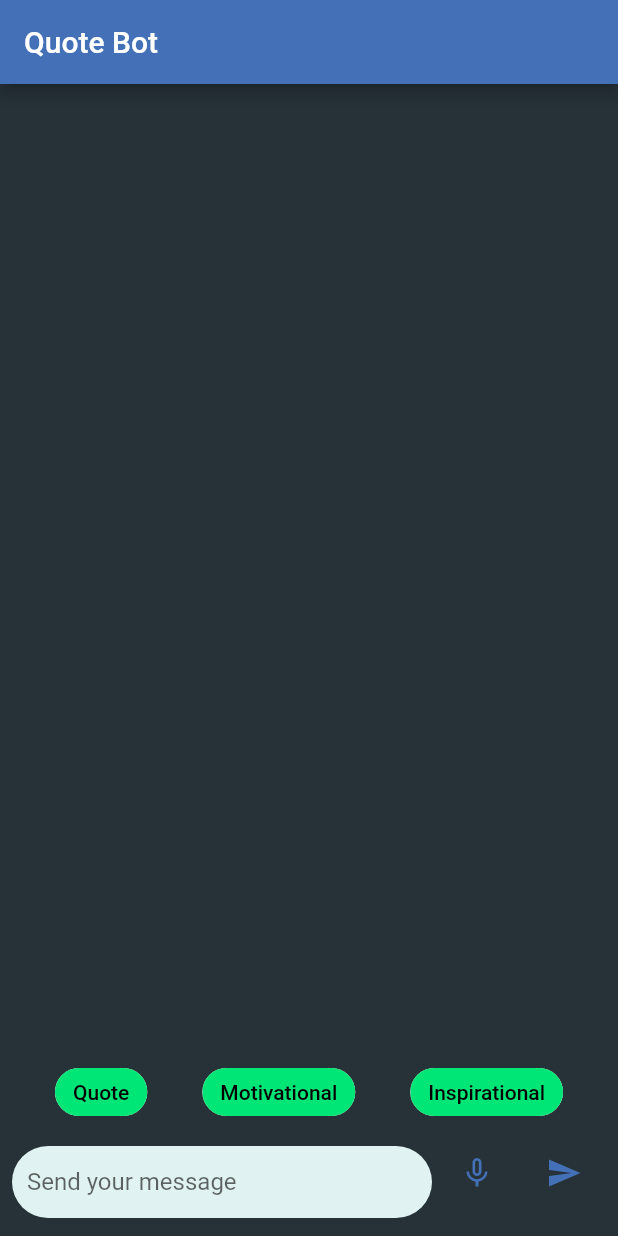
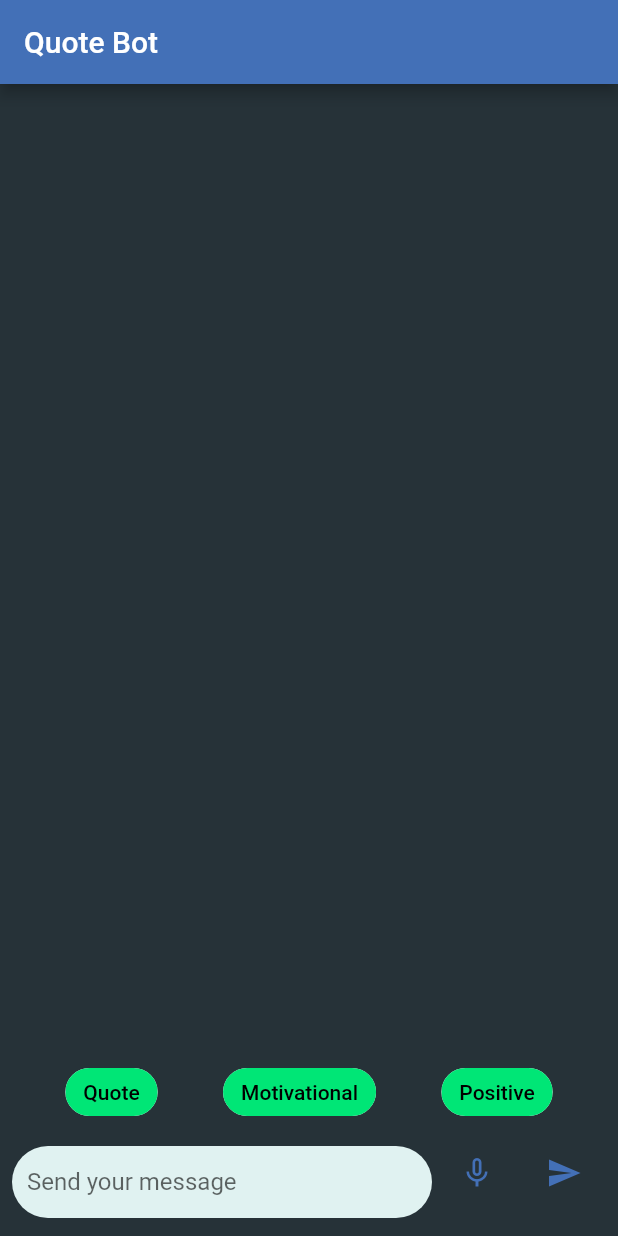
Before and after one commit to Mosabbir19/flutter-bot, a Flutter app: the screen it shows after launch, on a phone screen of 412 x 824 dp. Run offline on Flutter 3.47's test engine with Material 2 defaults, Android fonts, the phone set to English and light mode, and no system bars; drawn by our look-alikes of avatar_glow; our stand-ins replace speech_to_text; missing offline and left inert: flutter_dialogflow.

Commit message:
suggestion change

```diff
--- a/lib/main.dart
+++ b/lib/main.dart
@@ -43,7 +43,7 @@ class _MyAppState extends State<MyApp> {
     });
   }
 
-  List<String> suggestion = ['Quote', 'Motivational', 'Inspirational'];
+  List<String> suggestion = ['Quote', 'Motivational', 'Positive'];
 
   //dialogflow is called
   void response(query) async {
```
